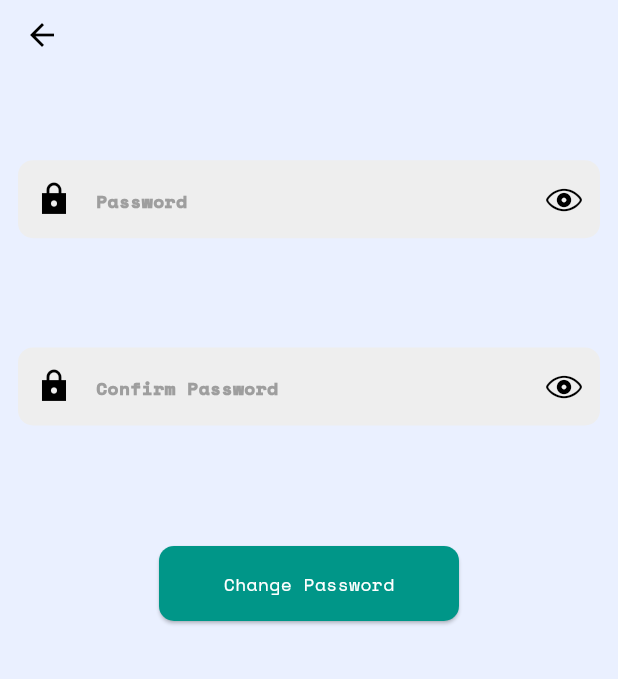
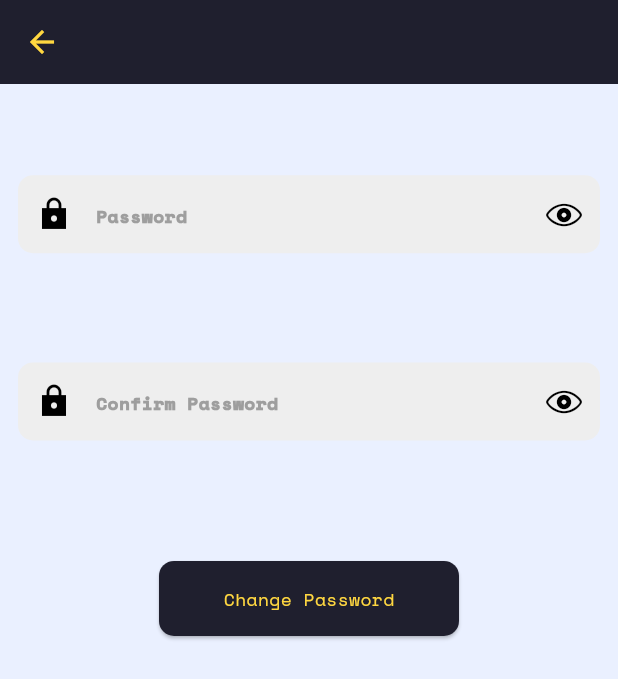
Before and after one commit to Pick-Champ/mobile, a Flutter app: the ChangePasswordView screen opened by its route, on a phone screen of 412 x 824 dp. Shown: the top 679 px of the screen. Run offline on Flutter 3.47's test engine with Material 3 defaults, Android fonts, the phone set to English and light mode, and no system bars; our stand-ins replace auto_route, connectivity_plus, dio, easy_localization, flutter_dotenv, flutter_riverpod and 12 more; accounts and stored records are empty; generated files the repository leaves out were written again; network calls fail; project files that could hold a hidden picture were left out; key blocks and very long unbroken strings in the code were emptied for the run.

Commit message:
removed user block,setting appbar theme

```diff
--- a/lib/core/widget/warning_alert.dart
+++ b/lib/core/widget/warning_alert.dart
@@ -13,15 +13,15 @@ final class WarningAlert {
         return CupertinoAlertDialog(
           title: Text(
             title,
-            style: context.themeData.textTheme.headlineSmall,
+            style: context.themeData.textTheme.labelMedium,
           ),
           actions: <Widget>[
             CupertinoDialogAction(
-              textStyle: context.themeData.textTheme.labelSmall,
+              textStyle: context.themeData.textTheme.labelMedium,
               onPressed: () => context.router.pop(),
               child: Text(
                 LocaleKeys.okay.tr(),
-                style: context.themeData.textTheme.labelLarge,
+                style: context.themeData.textTheme.labelMedium,
               ),
             ),
           ],
--- a/lib/feature/settings/widget/settings_app_bar.dart
+++ b/lib/feature/settings/widget/settings_app_bar.dart
@@ -1,26 +1,26 @@
 import 'dart:io';
 
 import 'package:flutter/material.dart';
-import 'package:pick_champ/core/const/extensions/context_extension.dart';
 
-class SettingsAppBar extends StatelessWidget
-    implements PreferredSizeWidget {
+class SettingsAppBar extends StatelessWidget implements PreferredSizeWidget {
   const SettingsAppBar({required this.onTap, super.key});
+
   final VoidCallback onTap;
+
   @override
   Widget build(BuildContext context) {
     return AppBar(
-      backgroundColor: context.themeData.scaffoldBackgroundColor,
+      backgroundColor: const Color(0xFF1F1F2E),
       leading: IconButton(
         onPressed: onTap,
         icon: Icon(
           Platform.isIOS ? Icons.arrow_back_ios : Icons.arrow_back,
-          color: context.themeData.indicatorColor,
+          color: Colors.amberAccent,
         ),
       ),
     );
   }
 
   @override
-  Size get preferredSize => const Size.fromHeight(kToolbarHeight - 10);
+  Size get preferredSize => const Size.fromHeight(kToolbarHeight);
 }
--- a/lib/feature/settings/widget/settings_confirm_button.dart
+++ b/lib/feature/settings/widget/settings_confirm_button.dart
@@ -24,14 +24,14 @@ class SettingsConfirmButton extends ConsumerWidget {
             shape: RoundedRectangleBorder(
               borderRadius: BorderRadius.circular(10),
             ),
-            backgroundColor: Colors.teal,
+            backgroundColor: const Color(0xFF1F1F2E),
             padding: const EdgeInsets.symmetric(vertical: 15),
             side: BorderSide.none,
           ),
           child: Text(
             text,
             style: context.textTheme.labelMedium?.copyWith(
-              color: Colors.white,
+              color: Colors.amberAccent,
             ),
           ),
         );
```
Also changed, not shown: lib/feature/quiz/detail/widget/quiz_detail_drawer.dart (+19 -5 lines), lib/feature/settings/controller/block_controller.dart (+16 -7 lines), lib/feature/settings/view/settings_view.dart (+7 -18 lines), lib/feature/settings/widget/change_theme_button.dart (deleted, +0 -37 lines).
